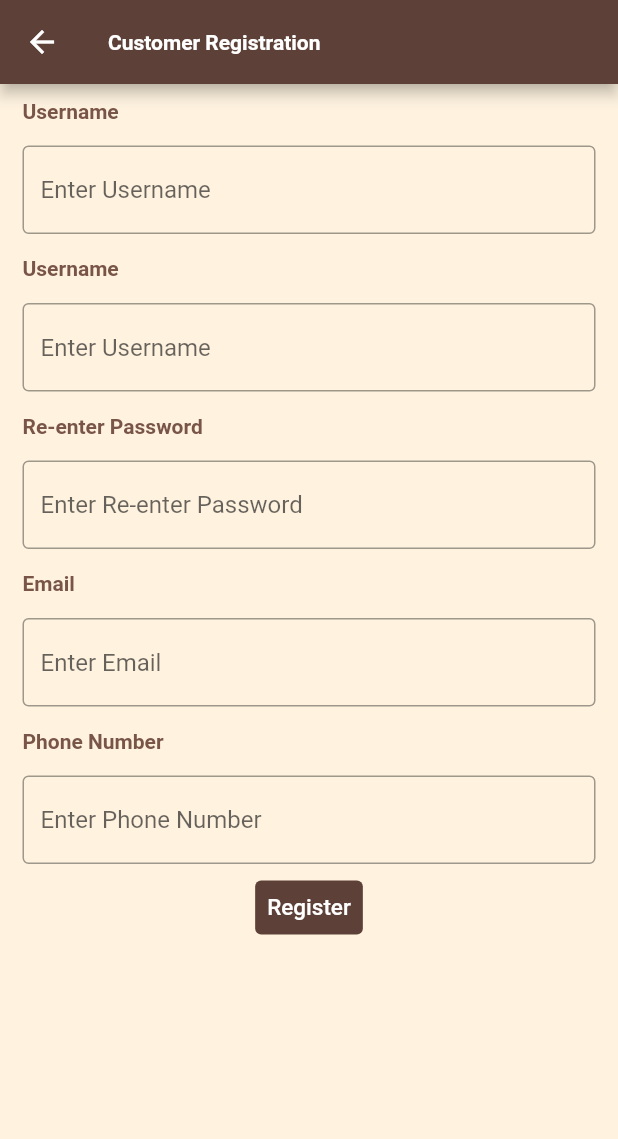
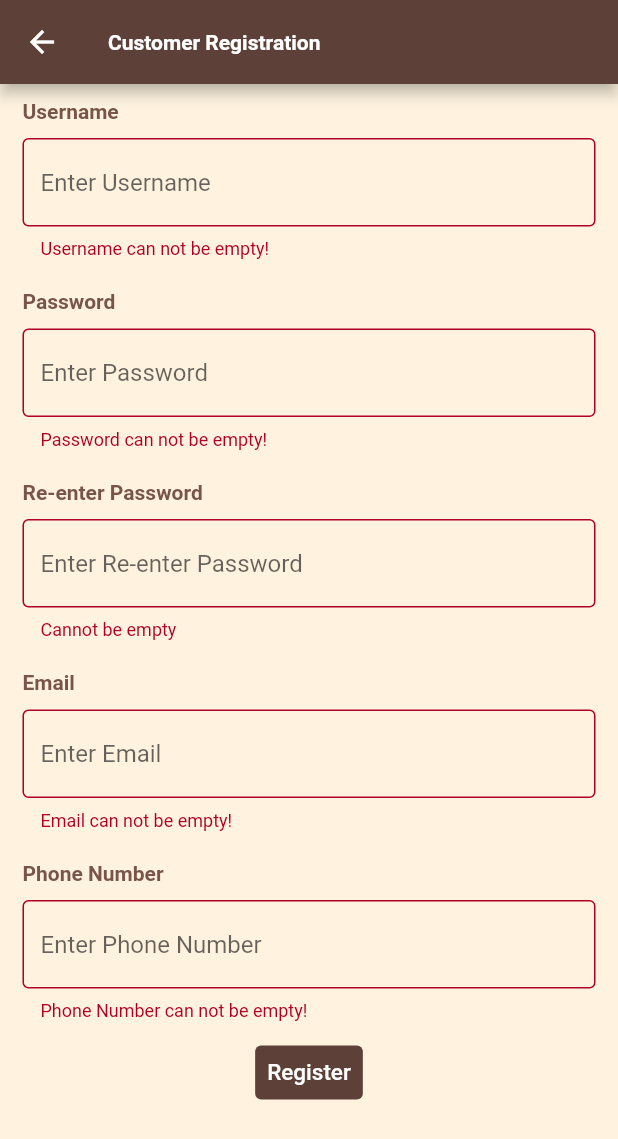
Before and after one commit to fluffysheepcloud/PieceOfCake, a Flutter app: the CreateCustomerAccount screen opened directly, after a tap on "Register", on a phone screen of 412 x 824 dp. Shown: the top 1139 px of the screen. Run offline on Flutter 3.47's test engine with Material 2 defaults, Android fonts, the phone set to English and light mode, and no system bars; our stand-ins replace fluttertoast.

Commit message:
Update Customer Registration page

```diff
--- /dev/null
+++ b/front-end/lib/domain/customer.dart
@@ -0,0 +1,13 @@
+class Customer {
+  String username;
+  String password;
+  String email;
+  String phone;
+
+  Customer(this.username, this.password, this.email, this.phone);
+
+  @override
+  String toString() {
+    return 'Customer{username: $username, password: $password, email: $email, phone: $phone}';
+  }
+}
--- a/front-end/lib/network/customer_service.dart
+++ b/front-end/lib/network/customer_service.dart
@@ -15,3 +15,5 @@ customerLogin(String username, String password) async {
 
   return json.decode(res.body);
 }
+
+// customerRegister()
--- a/front-end/lib/pages/profile/CustomerRegistration.dart
+++ /dev/null
@@ -1,141 +0,0 @@
-import 'package:flutter/material.dart';
-
-
-void main() {
-  runApp(new MaterialApp(
-    title: 'Navigation Basics',
-    home: new CreateCustomerAccount(),
-  ));
-}
-
-Widget _textStyles(String labelName){
-  return
-    Padding (
-        padding: const EdgeInsets.symmetric( horizontal:15, vertical: 10),
-        child:
-        Align(
-            alignment: Alignment.centerLeft,
-            child: Text(
-              labelName,
-              textAlign: TextAlign.end,
-              overflow: TextOverflow.ellipsis,
-              style: const TextStyle(fontWeight: FontWeight.bold, color: Colors.brown),
-            )
-        )
-    );
-
-
-}
-
-Widget _textBoxStyles(String hintTextInput){
-  //List <String> labels = ['Username', 'Password', 'Re-enter Password', 'Email', 'Phone Number'];
-  return Padding (
-
-    padding: const EdgeInsets.symmetric( horizontal:15, vertical: 5),
-
-    child:
-    TextField(
-      decoration: InputDecoration(
-          border: const OutlineInputBorder(
-            borderSide: BorderSide(
-              width: 7,
-              color: Colors.deepOrange,
-            ),
-          ),
-          hintText: 'Enter ' +  hintTextInput,
-          focusedBorder: const OutlineInputBorder(
-              borderSide: BorderSide(color: Colors.deepOrange))
-      ),
-    ),
-  );
-}
-
-class CreateCustomerAccount extends StatelessWidget {
-  @override
-  Widget build(BuildContext context) {
-    return Scaffold(
-        backgroundColor: Colors.orange[50],
-        appBar: AppBar(
-          title: Text('Customer Registration'),
-          titleTextStyle: TextStyle (color: Colors.white, fontWeight: FontWeight.bold),
-          backgroundColor: Colors.brown[700],
-        ),
-        body: CreateAccountBody()
-    );
-  }
-}
-
-class CreateAccountBody extends StatelessWidget{
-
-  // List <String> labels = ['Username', 'Password', 'Re-enter Password', 'Email', 'Phone Number'];
-  @override
-  Widget build(BuildContext context) {
-    return SingleChildScrollView(
-      //a column with children[<widget> , text button]
-      //<widget> contains padding with a child column with children[label and textfield]
-        child: Column(
-
-            children: <Widget>[
-
-              _textStyles('Username'),
-              _textBoxStyles('Username'),
-              _textStyles('Username'),
-              _textBoxStyles('Username'),
-              _textStyles('Re-enter Password'),
-              _textBoxStyles('Re-enter Password'),
-              _textStyles('Email'),
-              _textBoxStyles('Email'),
-              _textStyles('Phone Number'),
-              _textBoxStyles('Phone Number'),
-              // for (int i = 0; i <5; i++) Padding (
-              //
-              //     padding: const EdgeInsets.symmetric( horizontal:15, vertical: 5),
-              //
-              //     child: Column(
-              //       children: [
-              //         Padding(padding: const EdgeInsets.symmetric(horizontal: 5, vertical: 10),
-              //             child:
-              //             Align(
-              //                 alignment: Alignment.centerLeft,
-              //                 child: Text(
-              //                   labels[i].toString(),
-              //                   textAlign: TextAlign.end,
-              //                   overflow: TextOverflow.ellipsis,
-              //                   style: const TextStyle(fontWeight: FontWeight.bold, color: Colors.brown),
-              //
-              //                 )
-              //             )
-              //         ),
-              //         TextField(
-              //           decoration: InputDecoration(
-              //               border: const OutlineInputBorder(
-              //                 borderSide: BorderSide(
-              //                   width: 7,
-              //                   color: Colors.deepOrange,
-              //                 ),
-              //               ),
-              //               hintText: 'Enter ' +  labels[i],
-              //
-              //               focusedBorder: const OutlineInputBorder(
-              //                   borderSide: BorderSide(color: Colors.deepOrange))
-              //           ),
-              //         ),
-              //       ],
-              //     )
-              // ),
-              TextButton(
-                style: TextButton.styleFrom
-                  (backgroundColor: Colors.brown[700]),
-                onPressed: (){
-                  //TODO CUSTOMER HOME
-                },
-                child: Text(
-                  'Register',
-                  style: TextStyle( color: Colors.white, fontSize: 15),
-                ),
-              ),
-            ]
-        )
-    );
-  }
-}
--- a/front-end/lib/pages/profile/account_registration.dart
+++ b/front-end/lib/pages/profile/account_registration.dart
@@ -1,7 +1,7 @@
 // ignore_for_file: prefer_typing_uninitialized_variables
 
 import 'package:flutter/material.dart';
-import 'CustomerRegistration.dart';
+import 'customer_registration.dart';
 import 'MerchantRegistrationPage1.dart';
 
 
--- /dev/null
+++ b/front-end/lib/pages/profile/customer_registration.dart
@@ -0,0 +1,145 @@
+import 'package:flutter/material.dart';
+
+class CreateCustomerAccount extends StatefulWidget {
+  const CreateCustomerAccount({Key? key}) : super(key: key);
+
+  @override
+  _CreateCustomerAccountState createState() => _CreateCustomerAccountState();
+}
+
+class _CreateCustomerAccountState extends State<CreateCustomerAccount> {
+
+
+  TextEditingController _username = TextEditingController();
+  TextEditingController _password = TextEditingController();
+  TextEditingController _rePassword = TextEditingController();
+  TextEditingController _email = TextEditingController();
+  TextEditingController _phone = TextEditingController();
+
+  final _formKey = GlobalKey<FormState>();
+
+  @override
+  Widget build(BuildContext context) {
+    return Scaffold(
+        backgroundColor: Colors.orange[50],
+        appBar: AppBar(
+          title: Text('Customer Registration'),
+          titleTextStyle: TextStyle(
+              color: Colors.white, fontWeight: FontWeight.bold),
+          backgroundColor: Colors.brown[700],
+        ),
+        body: customerRegisterForm(context)
+    );
+  }
+
+  Widget customerRegisterForm(BuildContext context) {
+    return Form(
+      key: _formKey,
+      child: SingleChildScrollView(
+        //a column with children[<widget> , text button]
+        //<widget> contains padding with a child column with children[label and textfield]
+          child: Column(
+              children: <Widget>[
+                _inputText("Username", "Username", _username),
+                _inputText("Password", "Password", _password, obscure: true),
+                Padding(
+                  padding: EdgeInsets.symmetric(vertical: 10, horizontal: 15),
+                  child: SizedBox(
+                    child: Column(
+                      crossAxisAlignment: CrossAxisAlignment.start,
+                      children: [
+                        Text(
+                          "Re-enter Password",
+                          textAlign: TextAlign.left,
+                          overflow: TextOverflow.ellipsis,
+                          style: const TextStyle(
+                              fontWeight: FontWeight.bold, color: Colors.brown),
+                        ),
+                        SizedBox(height: 10),
+                        TextFormField(
+                          controller: _rePassword,
+                          decoration: _generateInputDecoration("Re-enter Password"),
+                          obscureText: true,
+                          validator: (value) {
+                            if (value != null) {
+                              return value.trim().isNotEmpty ?
+                              (value == _password.text ? null : "Password does not match") :
+                                  "Cannot be empty";
+                            }
+                          },
+                        )
+                      ],
+                    ),
+                  ),
+                ),
+                _inputText("Email", "Email", _email),
+                _inputText("Phone Number", "Phone Number", _phone),
+                TextButton(
+                  style: TextButton.styleFrom
+                    (backgroundColor: Colors.brown[700]),
+                  onPressed: () {
+                    // Validate returns true if the form is valid, or false otherwise.
+                    if (_formKey.currentState!.validate()) {
+                      // If the form is valid, display a snackbar. In the real world,
+                      // you'd often call a server or save the information in a database.
+                      ScaffoldMessenger.of(context).showSnackBar(
+                        const SnackBar(content: Text('Processing Data')),
+                      );
+                    }
+                  },
+                  child: Text(
+                    'Register',
+                    style: TextStyle(color: Colors.white, fontSize: 15),
+                  ),
+                ),
+              ]
+          )
+      )
+    );
+  }
+
+  _generateInputDecoration(String hintText) {
+    return InputDecoration(
+        border: const OutlineInputBorder(
+          borderSide: BorderSide(
+            width: 7,
+            color: Colors.deepOrange,
+          ),
+        ),
+        hintText: 'Enter ' + hintText,
+        focusedBorder: const OutlineInputBorder(
+            borderSide: BorderSide(color: Colors.deepOrange))
+    );
+  }
+
+  Widget _inputText(String labelName, String hintText, TextEditingController controller, {obscure = false}) {
+    return Padding(
+      padding: EdgeInsets.symmetric(vertical: 10, horizontal: 15),
+      child: SizedBox(
+        child: Column(
+          crossAxisAlignment: CrossAxisAlignment.start,
+          children: [
+            Text(
+              labelName,
+              textAlign: TextAlign.left,
+              overflow: TextOverflow.ellipsis,
+              style: const TextStyle(
+                  fontWeight: FontWeight.bold, color: Colors.brown),
+            ),
+            SizedBox(height: 10),
+            TextFormField(
+              controller: controller,
+              decoration: _generateInputDecoration(hintText),
+              obscureText: obscure,
+              validator: (value) {
+                if (value != null) {
+                  return value.trim().isNotEmpty ? null : "${labelName} can not be empty!";
+                }
+              },
+            )
+          ],
+        ),
+      ),
+    );
+  }
+}
--- a/front-end/lib/routes/routes.dart
+++ b/front-end/lib/routes/routes.dart
@@ -27,7 +27,6 @@ var onGeneratedRoute = (RouteSettings settings) {
       final Route route = MaterialPageRoute(
           builder: (context) => pageContentBuilder(context, arguments: settings.arguments)
       );
-
       return route;
     }
     else {
@@ -37,5 +36,4 @@ var onGeneratedRoute = (RouteSettings settings) {
       return route;
     }
   }
-
 };
```
